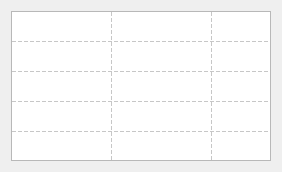
This is REControlSystemGUI/ControlWidgets/PowerSupplyControlWidget.ui in tarasradio/REControlSystem as Qt 5 draws it before an edit. The edited form follows.
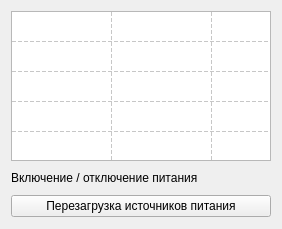
This is the edited form. Icons and pictures are not drawn.

```diff
--- a/REControlSystemGUI/ControlWidgets/PowerSupplyControlWidget.ui
+++ b/REControlSystemGUI/ControlWidgets/PowerSupplyControlWidget.ui
@@ -7,7 +7,7 @@
     <x>0</x>
     <y>0</y>
     <width>278</width>
-    <height>168</height>
+    <height>229</height>
    </rect>
   </property>
   <property name="sizePolicy">
@@ -19,7 +19,7 @@
   <property name="windowTitle">
    <string>Form</string>
   </property>
-  <layout class="QHBoxLayout" name="horizontalLayout">
+  <layout class="QVBoxLayout" name="verticalLayout">
    <item>
     <widget class="QTableWidget" name="tableWidget">
      <property name="sizePolicy">
@@ -113,7 +113,60 @@
      <column/>
      <column/>
      <column/>
-     <column/>
+    </widget>
+   </item>
+   <item>
+    <layout class="QHBoxLayout" name="horizontalLayout">
+     <item>
+      <widget class="QLabel" name="label">
+       <property name="text">
+        <string>Включение / отключение питания</string>
+       </property>
+       <property name="margin">
+        <number>4</number>
+       </property>
+      </widget>
+     </item>
+     <item>
+      <widget class="QPushButton" name="pushButton">
+       <property name="sizePolicy">
+        <sizepolicy hsizetype="Fixed" vsizetype="Fixed">
+         <horstretch>0</horstretch>
+         <verstretch>0</verstretch>
+        </sizepolicy>
+       </property>
+       <property name="styleSheet">
+        <string notr="true">QPushButton:checked { background-color: rgb(240,240,240);; border: 0; border-style: outset; }</string>
+       </property>
+       <property name="text">
+        <string/>
+       </property>
+       <property name="icon">
+        <iconset resource="../../Resurses.qrc">
+         <normaloff>:/icons/button/iconOff</normaloff>
+         <normalon>:/icons/button/iconOn</normalon>:/icons/button/iconOff</iconset>
+       </property>
+       <property name="iconSize">
+        <size>
+         <width>48</width>
+         <height>16</height>
+        </size>
+       </property>
+       <property name="checkable">
+        <bool>true</bool>
+       </property>
+       <property name="flat">
+        <bool>true</bool>
+       </property>
+      </widget>
+     </item>
+    </layout>
+   </item>
+   <item>
+    <widget class="QPushButton" name="pushButton_2">
+     <property name="text">
+      <string>Перезагрузка источников питания</string>
+     </property>
     </widget>
    </item>
   </layout>
```
Left out of the diff: 6 changed lines with no effect on the pictures.
